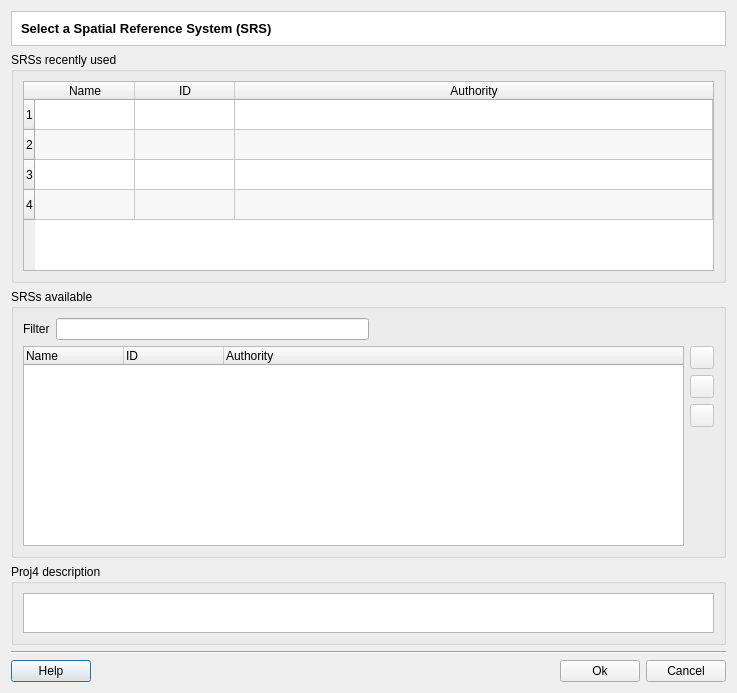
Above: src/terralib/qt/widgets/srs/ui/SRSManagerDialogForm.ui from claudiobogossian/terralib5 before the change. Below: the same form after it.
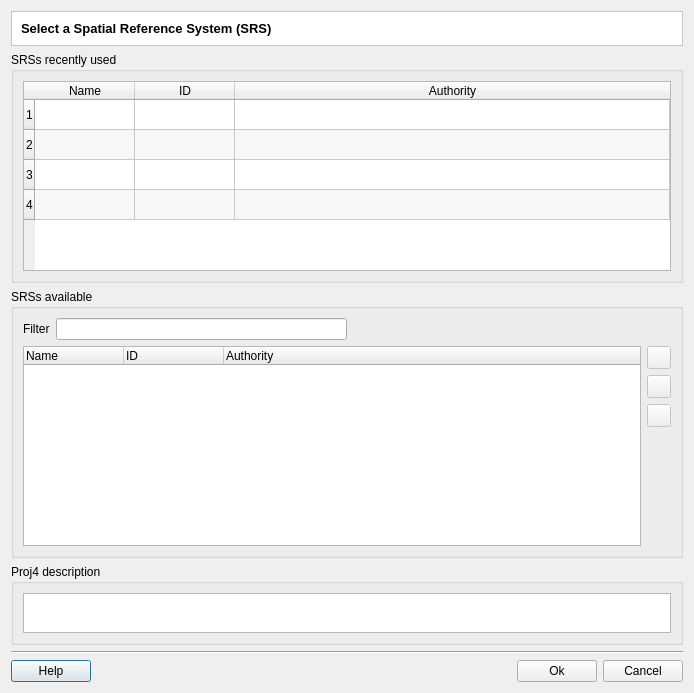
That is the form after the change.

Patch:
```diff
--- a/src/terralib/qt/widgets/srs/ui/SRSManagerDialogForm.ui
+++ b/src/terralib/qt/widgets/srs/ui/SRSManagerDialogForm.ui
@@ -9,14 +9,14 @@
    <rect>
     <x>0</x>
     <y>0</y>
-    <width>737</width>
+    <width>694</width>
     <height>693</height>
    </rect>
   </property>
   <property name="windowTitle">
    <string>Spatial Reference Systems for Coordinates Manager</string>
   </property>
-  <layout class="QVBoxLayout" name="verticalLayout">
+  <layout class="QVBoxLayout" name="verticalLayout_3">
    <item>
     <widget class="QFrame" name="frame_2">
      <property name="styleSheet">
@@ -56,7 +56,7 @@
        <widget class="QTableWidget" name="m_SRSRecentTableWidget">
         <property name="minimumSize">
          <size>
-          <width>683</width>
+          <width>600</width>
           <height>145</height>
          </size>
         </property>
@@ -110,8 +110,8 @@
      <property name="title">
       <string>SRSs available</string>
      </property>
-     <layout class="QGridLayout" name="gridLayout_2">
-      <item row="0" column="0">
+     <layout class="QVBoxLayout" name="verticalLayout">
+      <item>
        <layout class="QHBoxLayout" name="horizontalLayout_4">
         <item>
          <layout class="QHBoxLayout" name="horizontalLayout_3">
@@ -142,13 +142,13 @@
         </item>
        </layout>
       </item>
-      <item row="1" column="0">
+      <item>
        <layout class="QHBoxLayout" name="horizontalLayout_2">
         <item>
          <widget class="QTreeWidget" name="m_SRSTreeWidget">
           <property name="minimumSize">
            <size>
-            <width>640</width>
+            <width>600</width>
             <height>200</height>
            </size>
           </property>
```
